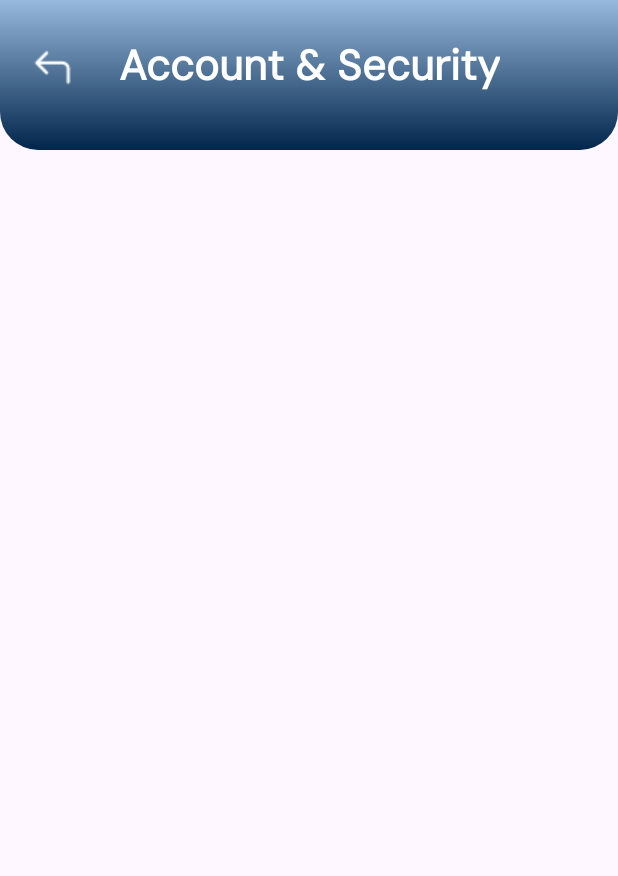
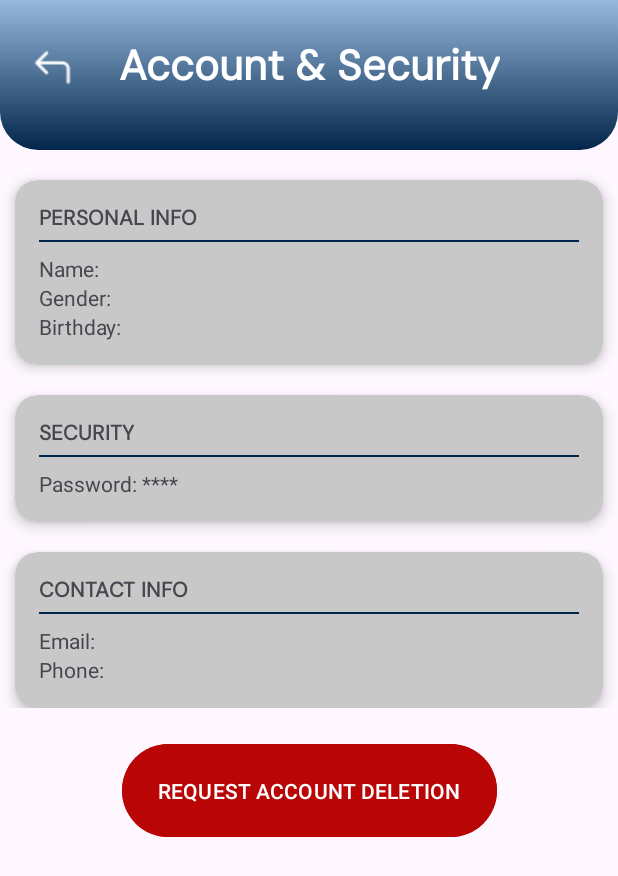
Before and after one commit to bennybun29/J-MAB_Mobile, an Android app: the AccountAndSecurityActivity screen opened directly, with no data from a screen before it, on a phone screen of 412 x 824 dp. Shown: the top 876 px of the screen. Run offline under Robolectric (Android 15) with nearby library versions, the phone set to English and light mode, and no system bars.

Commit message:
Updates: Checkbox on each items in the cart, Account and Security layout, Checkbox functionality

```diff
--- a/app/src/main/java/com/example/j_mabmobile/AccountAndSecurityActivity.kt
+++ b/app/src/main/java/com/example/j_mabmobile/AccountAndSecurityActivity.kt
@@ -11,7 +11,7 @@ class AccountAndSecurityActivity : AppCompatActivity() {
     override fun onCreate(savedInstanceState: Bundle?) {
         super.onCreate(savedInstanceState)
 
-        setContentView(R.layout.activity_account_and_activity)
+        setContentView(R.layout.activity_account_and_security)
 
         backBtn = findViewById(R.id.backButton)
 
--- a/app/src/main/java/com/example/j_mabmobile/CartActivity.kt
+++ b/app/src/main/java/com/example/j_mabmobile/CartActivity.kt
@@ -42,14 +42,15 @@ class CartActivity : AppCompatActivity() {
             onBackPressed()
         }
 
-        cartAdapter = CartAdapter(cartItems)
+
+        cartAdapter = CartAdapter(cartItems, totalPriceTV, selectAllChkBox)
         recyclerViewCart.layoutManager = LinearLayoutManager(this)
         recyclerViewCart.adapter = cartAdapter
 
         getUserDataFromPreferences()
 
         selectAllChkBox.setOnCheckedChangeListener { _, isChecked ->
-            handleSelectAll(isChecked)
+            cartAdapter.selectAllItems(isChecked)
         }
 
         if (userId != -1 && authToken != null) {
--- a/app/src/main/res/layout/activity_account_and_activity.xml
+++ /dev/null
@@ -1,39 +0,0 @@
-<?xml version="1.0" encoding="utf-8"?>
-<androidx.constraintlayout.widget.ConstraintLayout android:layout_width="match_parent"
-    android:layout_height="match_parent"
-    xmlns:app="http://schemas.android.com/apk/res-auto"
-    xmlns:android="http://schemas.android.com/apk/res/android">
-
-    <ImageView
-        android:id="@+id/imageView3"
-        android:layout_width="match_parent"
-        android:layout_height="100dp"
-        android:src="@drawable/top_background_gradient"
-        app:layout_constraintEnd_toEndOf="parent"
-        app:layout_constraintStart_toStartOf="parent"
-        app:layout_constraintTop_toTopOf="parent" />
-
-    <ImageButton
-        android:id="@+id/backButton"
-        android:layout_width="wrap_content"
-        android:layout_height="wrap_content"
-        android:src="@drawable/back_btn"
-        android:background="@null"
-        app:layout_constraintStart_toStartOf="parent"
-        app:layout_constraintTop_toTopOf="parent"
-        android:layout_marginLeft="20dp"
-        android:layout_marginTop="30dp"/>
-    <TextView
-        android:layout_width="wrap_content"
-        android:layout_height="wrap_content"
-        android:fontFamily="@font/dmsans"
-        android:text="Account &amp; Security"
-        android:textColor="@color/white"
-        android:textSize="28sp"
-        android:textStyle="bold"
-        app:layout_constraintEnd_toEndOf="parent"
-        app:layout_constraintStart_toStartOf="parent"
-        app:layout_constraintTop_toTopOf="parent"
-        android:layout_marginTop="25dp"/>
-
-</androidx.constraintlayout.widget.ConstraintLayout>
--- /dev/null
+++ b/app/src/main/res/layout/activity_account_and_security.xml
@@ -0,0 +1,212 @@
+<?xml version="1.0" encoding="utf-8"?>
+<androidx.constraintlayout.widget.ConstraintLayout android:layout_width="match_parent"
+    android:layout_height="match_parent"
+    xmlns:app="http://schemas.android.com/apk/res-auto"
+    xmlns:android="http://schemas.android.com/apk/res/android">
+
+    <ImageView
+        android:id="@+id/imageView3"
+        android:layout_width="match_parent"
+        android:layout_height="100dp"
+        android:src="@drawable/top_background_gradient"
+        app:layout_constraintEnd_toEndOf="parent"
+        app:layout_constraintStart_toStartOf="parent"
+        app:layout_constraintTop_toTopOf="parent" />
+
+    <ImageButton
+        android:id="@+id/backButton"
+        android:layout_width="wrap_content"
+        android:layout_height="wrap_content"
+        android:src="@drawable/back_btn"
+        android:background="@null"
+        app:layout_constraintStart_toStartOf="parent"
+        app:layout_constraintTop_toTopOf="parent"
+        android:layout_marginLeft="20dp"
+        android:layout_marginTop="30dp"/>
+    <TextView
+        android:layout_width="wrap_content"
+        android:layout_height="wrap_content"
+        android:fontFamily="@font/dmsans"
+        android:text="Account &amp; Security"
+        android:textColor="@color/white"
+        android:textSize="28sp"
+        android:textStyle="bold"
+        app:layout_constraintEnd_toEndOf="parent"
+        app:layout_constraintStart_toStartOf="parent"
+        app:layout_constraintTop_toTopOf="parent"
+        android:layout_marginTop="25dp"/>
+
+
+    <LinearLayout
+        android:id="@+id/linearLayoutAccountAndSecurity"
+        android:layout_width="match_parent"
+        android:layout_height="wrap_content"
+        android:orientation="vertical"
+        android:layout_marginTop="10dp"
+        app:layout_constraintTop_toBottomOf="@id/imageView3"
+        app:layout_constraintLeft_toLeftOf="parent"
+        app:layout_constraintRight_toRightOf="parent">
+
+
+
+    <androidx.cardview.widget.CardView
+        android:id="@+id/personalInfoCardView"
+        android:layout_width="match_parent"
+        android:layout_height="wrap_content"
+        android:elevation="5dp"
+        app:cardElevation="5dp"
+        android:layout_marginTop="10dp"
+        android:layout_marginRight="10dp"
+        android:layout_marginLeft="10dp"
+        android:layout_marginBottom="10dp"
+        app:cardCornerRadius="15dp"
+        android:backgroundTint="#C8C8C8"
+        app:layout_constraintTop_toBottomOf="@+id/imageView3">
+
+        <LinearLayout
+            android:layout_width="match_parent"
+            android:layout_height="wrap_content"
+            android:orientation="vertical"
+            android:padding="16dp">
+
+            <TextView
+                android:layout_width="wrap_content"
+                android:layout_height="wrap_content"
+                android:fontFamily="@font/dmsans"
+                android:text="PERSONAL INFO"
+                android:textStyle="bold"
+                android:layout_marginBottom="5dp"/>
+
+            <View
+                android:layout_width="match_parent"
+                android:layout_height="1dp"
+                android:background="@color/j_mab_blue"
+                android:layout_marginBottom="8dp" />
+
+            <TextView
+                android:layout_width="wrap_content"
+                android:layout_height="wrap_content"
+                android:text="Name: "/>
+
+            <TextView
+                android:layout_width="wrap_content"
+                android:layout_height="wrap_content"
+                android:text="Gender: "/>
+
+            <TextView
+                android:layout_width="wrap_content"
+                android:layout_height="wrap_content"
+                android:text="Birthday: "/>
+
+        </LinearLayout>
+
+    </androidx.cardview.widget.CardView>
+
+
+    <androidx.cardview.widget.CardView
+        android:id="@+id/securityCardView"
+        android:layout_width="match_parent"
+        android:layout_height="wrap_content"
+        android:elevation="5dp"
+        app:cardElevation="5dp"
+        android:layout_marginTop="10dp"
+        android:layout_marginRight="10dp"
+        android:layout_marginLeft="10dp"
+        android:layout_marginBottom="10dp"
+        app:cardCornerRadius="15dp"
+        android:backgroundTint="#C8C8C8"
+        app:layout_constraintTop_toBottomOf="@+id/personalInfoCardView">
+
+        <LinearLayout
+            android:layout_width="match_parent"
+            android:layout_height="wrap_content"
+            android:orientation="vertical"
+            android:padding="16dp">
+
+            <TextView
+                android:layout_width="wrap_content"
+                android:layout_height="wrap_content"
+                android:fontFamily="@font/dmsans"
+                android:text="SECURITY"
+                android:textStyle="bold"
+                android:layout_marginBottom="5dp"/>
+
+            <View
+                android:layout_width="match_parent"
+                android:layout_height="1dp"
+                android:background="@color/j_mab_blue"
+                android:layout_marginBottom="8dp" />
+
+            <TextView
+                android:layout_width="wrap_content"
+                android:layout_height="wrap_content"
+                android:text="Password: **** "/>
+
+
+        </LinearLayout>
+
+    </androidx.cardview.widget.CardView>
+
+    <androidx.cardview.widget.CardView
+        android:id="@+id/contactInfoCardView"
+        android:layout_width="match_parent"
+        android:layout_height="wrap_content"
+        android:elevation="5dp"
+        app:cardElevation="5dp"
+        android:layout_marginTop="10dp"
+        android:layout_marginRight="10dp"
+        android:layout_marginLeft="10dp"
+        app:cardCornerRadius="15dp"
+        android:backgroundTint="#C8C8C8"
+        app:layout_constraintTop_toBottomOf="@+id/securityCardView">
+
+        <LinearLayout
+            android:layout_width="match_parent"
+            android:layout_height="wrap_content"
+            android:orientation="vertical"
+            android:padding="16dp">
+
+            <TextView
+                android:layout_width="wrap_content"
+                android:layout_height="wrap_content"
+                android:fontFamily="@font/dmsans"
+                android:text="CONTACT INFO"
+                android:textStyle="bold"
+                android:layout_marginBottom="5dp"/>
+
+            <View
+                android:layout_width="match_parent"
+                android:layout_height="1dp"
+                android:background="@color/j_mab_blue"
+                android:layout_marginBottom="8dp" />
+
+            <TextView
+                android:layout_width="wrap_content"
+                android:layout_height="wrap_content"
+                android:text="Email: "/>
+
+            <TextView
+                android:layout_width="wrap_content"
+                android:layout_height="wrap_content"
+                android:text="Phone: "/>
+
+
+        </LinearLayout>
+
+    </androidx.cardview.widget.CardView>
+
+    </LinearLayout>
+
+    <Button
+        android:id="@+id/accountDeletionBtn"
+        android:layout_width="250dp"
+        android:layout_height="70dp"
+        app:layout_constraintTop_toBottomOf="@+id/linearLayoutAccountAndSecurity"
+        app:layout_constraintLeft_toLeftOf="parent"
+        app:layout_constraintRight_toRightOf="parent"
+        android:layout_marginTop="20dp"
+        android:text="REQUEST ACCOUNT DELETION"
+        android:backgroundTint="#B90505"/>
+
+
+</androidx.constraintlayout.widget.ConstraintLayout>
--- a/app/src/main/res/layout/fragment_messages.xml
+++ b/app/src/main/res/layout/fragment_messages.xml
@@ -13,7 +13,7 @@
         <ImageView
             android:id="@+id/imageView3"
             android:layout_width="match_parent"
-            android:layout_height="130dp"
+            android:layout_height="90dp"
             android:src="@drawable/top_background_gradient"
             app:layout_constraintEnd_toEndOf="parent"
             app:layout_constraintStart_toStartOf="parent"
--- a/app/src/main/res/layout/fragment_notification.xml
+++ b/app/src/main/res/layout/fragment_notification.xml
@@ -13,7 +13,7 @@
         <ImageView
             android:id="@+id/imageView3"
             android:layout_width="match_parent"
-            android:layout_height="130dp"
+            android:layout_height="90dp"
             android:src="@drawable/top_background_gradient"
             app:layout_constraintEnd_toEndOf="parent"
             app:layout_constraintStart_toStartOf="parent"
```
Also changed, not shown: app/src/main/java/com/example/j_mabmobile/CartAdapter.kt (+41 -4 lines), app/src/main/java/com/example/j_mabmobile/HomeFragment.kt (+7 -7 lines), app/src/main/res/layout/cart_item_card.xml (+40 -5 lines), app/src/main/res/layout/fragment_account.xml (+4 -6 lines), app/src/main/res/drawable/favorite_icon_cart.png (added), app/src/main/res/drawable/trash_icon.png (added).
